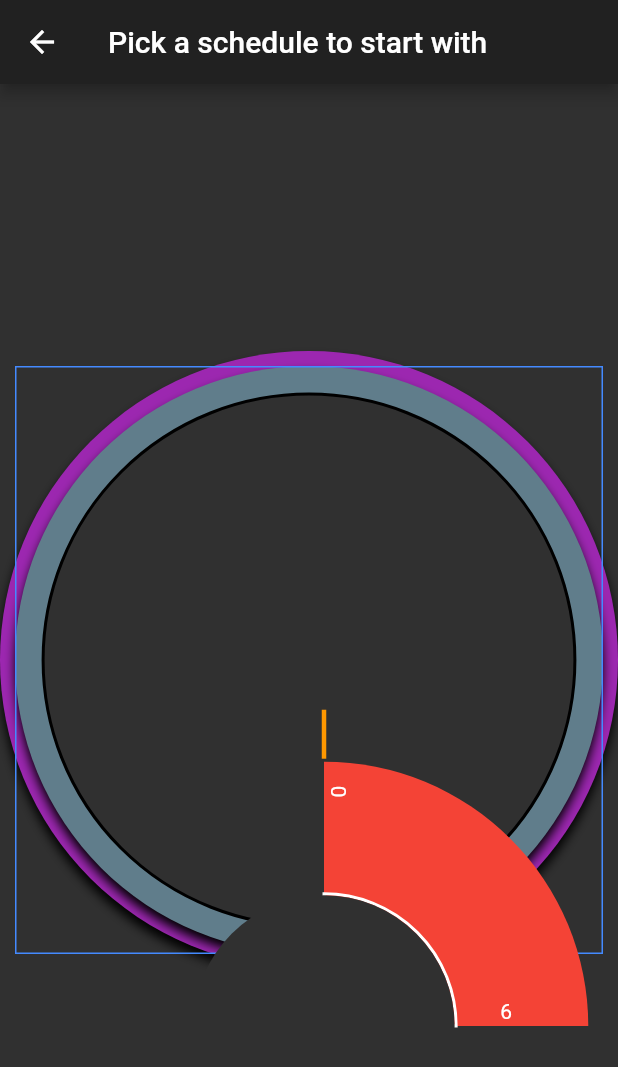
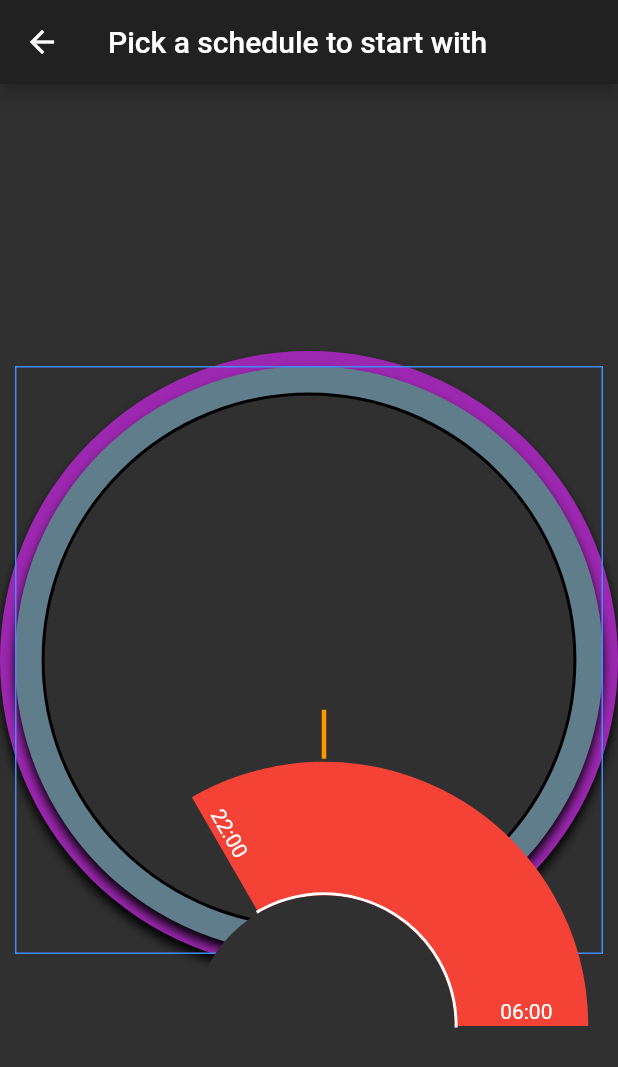
Before and after one commit to juanitotaveras/napchart-mobile, a Flutter app: the screen it shows after launch, after a tap on the "create" icon, on a phone screen of 412 x 824 dp. Shown: the top 1067 px of the screen. Run offline on Flutter 3.47's test engine with Material 2 defaults, Android fonts, the phone set to English and light mode, and no system bars; our stand-ins replace equatable.

Commit message:
More ui fixes to home page, time formatting

```diff
--- /dev/null
+++ b/lib/features/schedule_manager/presentation/time_formatter.dart
@@ -0,0 +1,14 @@
+import 'package:intl/intl.dart';
+
+class TimeFormatter {
+  final DateTime dt;
+  TimeFormatter(this.dt);
+
+// Note: We will later need to check preferences to see
+// if user wants military time or American time
+  String getMilitaryTime() {
+    var formatter = new DateFormat('Hm');
+    String formatted = formatter.format(dt);
+    return formatted;
+  }
+}
--- a/lib/features/schedule_manager/presentation/widgets/current_schedule_graphic.dart
+++ b/lib/features/schedule_manager/presentation/widgets/current_schedule_graphic.dart
@@ -14,7 +14,7 @@ class CurrentScheduleGraphic extends StatelessWidget {
 
   @override
   Widget build(BuildContext context) {
-    final DateTime _start = DateTime(2019, 1, 2, 0); // y, m d, h, m
+    final DateTime _start = DateTime(2019, 1, 1, 22); // y, m d, h, m
     final DateTime _end = DateTime(2019, 1, 2, 6);
     final List<SleepSegment> segments = [
       SleepSegment(startTime: _start, endTime: _end)
--- a/lib/features/schedule_manager/presentation/widgets/schedule_number_painter.dart
+++ b/lib/features/schedule_manager/presentation/widgets/schedule_number_painter.dart
@@ -18,21 +18,6 @@ class ClockDialPainter extends CustomPainter {
   final TextPainter textPainter;
   final TextStyle textStyle;
 
-  final romanNumeralList = [
-    'XII',
-    'I',
-    'II',
-    'III',
-    'IV',
-    'V',
-    'VI',
-    'VII',
-    'VIII',
-    'IX',
-    'X',
-    'XI'
-  ];
-
   final DateTime startTime;
 
   ClockDialPainter({this.clockText = ClockText.arabic, this.startTime})
@@ -44,7 +29,7 @@ class ClockDialPainter extends CustomPainter {
         textStyle = const TextStyle(
           color: Colors.white,
           fontFamily: 'Times New Roman',
-          fontSize: 10.0,
+          fontSize: 12.0,
         ) {
     tickPaint.color = Colors.blueGrey;
   }
@@ -78,9 +63,7 @@ class ClockDialPainter extends CustomPainter {
 
       if (i % 6 == 0) {
         textPainter.text = TextSpan(
-          text: this.clockText == ClockText.roman
-              ? '${romanNumeralList[i ~/ 5]}'
-              : '${i == 0 ? 0 : i}',
+          text: '${i == 0 ? 0 : i}',
           style: textStyle,
         );
         textPainter.layout();
@@ -89,55 +72,12 @@ class ClockDialPainter extends CustomPainter {
             Offset(centerPoint.dx - 3, centerPoint.dy - 5);
         var numberCoord = Utils.getCoord(
             centerPointForNumPainter,
-            /*tickMarkStartRadius+tickMarkLength+5*/ radius,
+            /*tickMarkStartRadius+tickMarkLength+5*/ radius * 1.01,
             i * 60,
             startTimeRadians);
-//        print ("num coord: " + numberCoord.toString());
         textPainter.paint(canvas, numberCoord);
       }
     }
-    // Given an Offset centerPoint double radius, int minutes,
-    // return an x,y of the point on the canvas.
-    /*
-    canvas.translate(radius, radius);
-    for (var i = 0; i< 24; i++ ) {
-
-      //make the length and stroke of the tick marker longer and thicker depending
-      tickMarkLength = i % 6 == 0 ? hourTickMarkLength: minuteTickMarkLength;
-      tickPaint.strokeWidth= i % 6 == 0 ? hourTickMarkWidth : minuteTickMarkWidth;
-      canvas.drawLine(
-          Offset(0.0, -radius), Offset(0.0, -radius+tickMarkLength), tickPaint);
-
-
-      //draw the text
-      if (i%6==0){
-        canvas.save();
-        canvas.translate(0.0, -radius - 6);
-
-        textPainter.text= TextSpan(
-          text: this.clockText==ClockText.roman?
-          '${romanNumeralList[i~/5]}'
-              :'${i == 0 ? 0 : i}'
-          ,
-          style: textStyle,
-        );
-
-        //helps make the text painted vertically
-        canvas.rotate(-angle*i);
-
-        textPainter.layout();
-
-
-        textPainter.paint(canvas, Offset(-(textPainter.width/2), -(textPainter.height/2)));
-
-        canvas.restore();
-
-      }
-
-      canvas.rotate(angle);
-    }
-*/
-    //canvas.restore();
   }
 
   @override
--- a/lib/features/schedule_manager/presentation/widgets/segment_painter.dart
+++ b/lib/features/schedule_manager/presentation/widgets/segment_painter.dart
@@ -5,6 +5,7 @@ import 'package:polysleep/core/utils.dart';
 import 'package:polysleep/features/schedule_manager/domain/entities/angle_calculator.dart';
 import 'package:polysleep/features/schedule_manager/domain/entities/sleep_segment.dart';
 import './segment_painter_styles.dart';
+import '../time_formatter.dart';
 
 class SegmentPainter extends CustomPainter {
   final SleepSegment segment;
@@ -46,9 +47,10 @@ class SegmentPainter extends CustomPainter {
 
     rotateCanvasAroundCenter(canvas, size, angleCalculator.getStartTextAngle());
 
+    TimeFormatter tf = TimeFormatter(this.segment.startTime);
     TextSpan span = new TextSpan(
         style: new TextStyle(color: Colors.white),
-        text: '${this.segment.startTime.hour}');
+        text: '${tf.getMilitaryTime()}');
     TextPainter tp = new TextPainter(
         text: span,
         textAlign: TextAlign.left,
@@ -65,9 +67,10 @@ class SegmentPainter extends CustomPainter {
     // perform rotation of canvas around center
     rotateCanvasAroundCenter(canvas, size, angleCalculator.getEndTextAngle());
 
+    TimeFormatter tf = TimeFormatter(this.segment.endTime);
     TextSpan span = new TextSpan(
         style: new TextStyle(color: Colors.white),
-        text: '${this.segment.endTime.hour}');
+        text: '${tf.getMilitaryTime()}');
     TextPainter tp = new TextPainter(
         text: span,
         textAlign: TextAlign.left,
```
